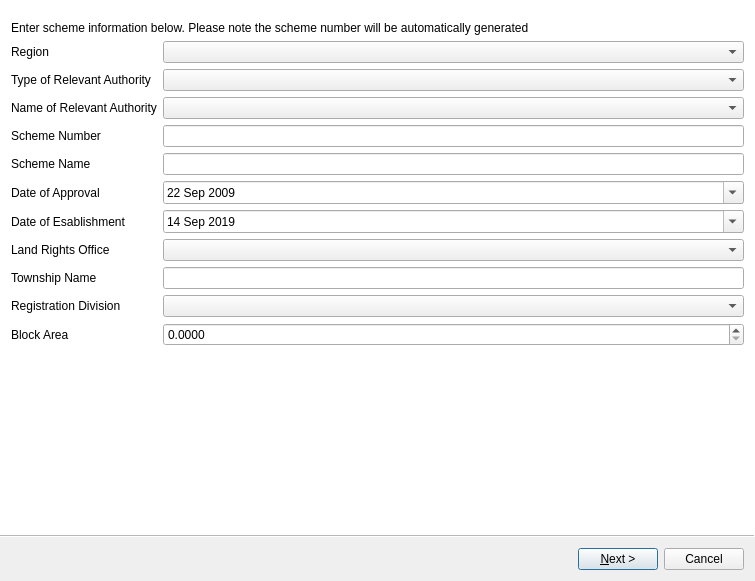
Old version of the form ui/flts/ui_scheme_lodgement.ui in the repository gltn/stdm.
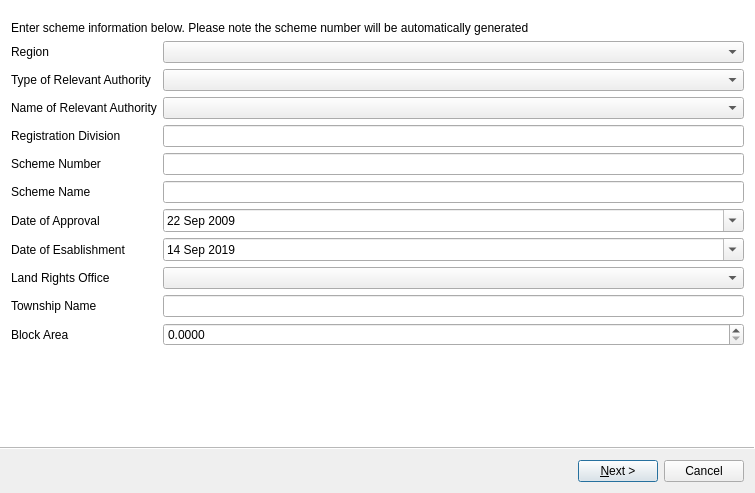
New version of the form. Icons and pictures are not drawn. Custom widgets are drawn as their Qt base class.

Commit message: refactored the registration division

Diff of the .ui file:
```diff
--- a/ui/flts/ui_scheme_lodgement.ui
+++ b/ui/flts/ui_scheme_lodgement.ui
@@ -10,7 +10,7 @@
     <x>0</x>
     <y>0</y>
     <width>755</width>
-    <height>581</height>
+    <height>493</height>
    </rect>
   </property>
   <property name="sizePolicy">
@@ -99,37 +99,51 @@
      <widget class="QComboBox" name="cbx_relv_auth_name"/>
     </item>
     <item row="5" column="0">
+     <widget class="QLabel" name="label_reg_div">
+      <property name="text">
+       <string>Registration Division</string>
+      </property>
+     </widget>
+    </item>
+    <item row="5" column="1">
+     <widget class="QLineEdit" name="lnedit_reg_div">
+      <property name="readOnly">
+       <bool>true</bool>
+      </property>
+     </widget>
+    </item>
+    <item row="6" column="0">
      <widget class="QLabel" name="label_schm_num">
       <property name="text">
        <string>Scheme Number</string>
       </property>
      </widget>
     </item>
-    <item row="5" column="1">
+    <item row="6" column="1">
      <widget class="QLineEdit" name="lnedit_schm_num">
       <property name="readOnly">
        <bool>true</bool>
       </property>
      </widget>
     </item>
-    <item row="6" column="0">
+    <item row="7" column="0">
      <widget class="QLabel" name="label_schm_name">
       <property name="text">
        <string>Scheme Name</string>
       </property>
      </widget>
     </item>
-    <item row="6" column="1">
+    <item row="7" column="1">
      <widget class="QLineEdit" name="lnedit_schm_nam"/>
     </item>
-    <item row="7" column="0">
+    <item row="8" column="0">
      <widget class="QLabel" name="label_date_apprv">
       <property name="text">
        <string>Date of Approval</string>
       </property>
      </widget>
     </item>
-    <item row="7" column="1">
+    <item row="8" column="1">
      <widget class="QDateEdit" name="date_apprv">
       <property name="minimumDate">
        <date>
@@ -143,14 +157,14 @@
       </property>
      </widget>
     </item>
-    <item row="8" column="0">
+    <item row="9" column="0">
      <widget class="QLabel" name="label_date_establish">
       <property name="text">
        <string>Date of Esablishment</string>
       </property>
      </widget>
     </item>
-    <item row="8" column="1">
+    <item row="9" column="1">
      <widget class="QDateEdit" name="date_establish">
       <property name="minimumDate">
        <date>
@@ -164,35 +178,25 @@
       </property>
      </widget>
     </item>
-    <item row="9" column="0">
+    <item row="10" column="0">
      <widget class="QLabel" name="label_lro">
       <property name="text">
        <string>Land Rights Office</string>
       </property>
      </widget>
     </item>
-    <item row="9" column="1">
+    <item row="10" column="1">
      <widget class="QComboBox" name="cbx_lro"/>
     </item>
-    <item row="10" column="0">
+    <item row="11" column="0">
      <widget class="QLabel" name="label_twn_name">
       <property name="text">
        <string>Township Name</string>
       </property>
      </widget>
     </item>
-    <item row="10" column="1">
-     <widget class="QLineEdit" name="lnedit_twnshp"/>
-    </item>
-    <item row="11" column="0">
-     <widget class="QLabel" name="label_reg_div">
-      <property name="text">
-       <string>Registration Division</string>
-      </property>
-     </widget>
-    </item>
     <item row="11" column="1">
-     <widget class="QComboBox" name="cbx_reg_div"/>
+     <widget class="QLineEdit" name="lnedit_twnshp"/>
     </item>
     <item row="12" column="0">
      <widget class="QLabel" name="label_blck_area">
```
Left out of the diff: 14 changed lines with no effect on the pictures. The commit also changes 18 other files.
